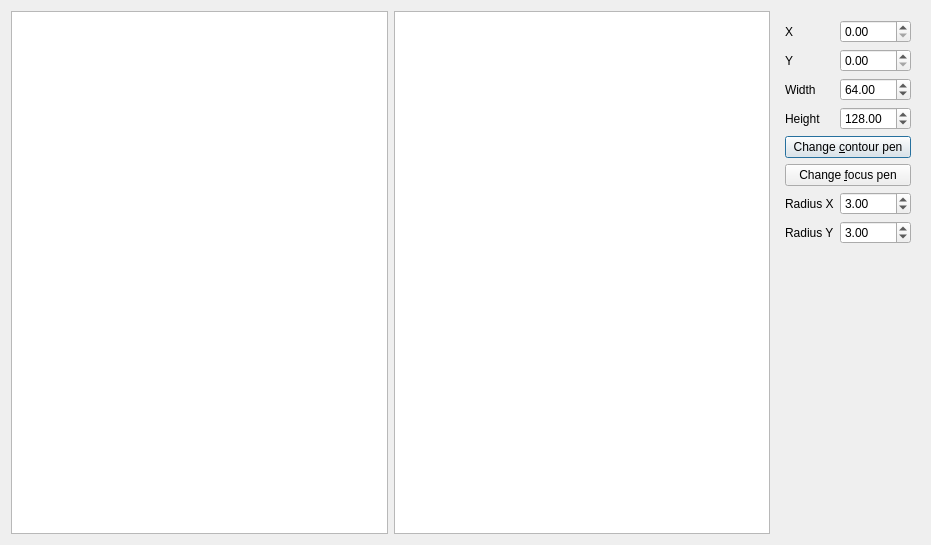
This is Tools/ToolTestQtRoundedRectItem/qttestqtroundedrectitemmodifydialog.ui in richelbilderbeek/ProjectRichelBilderbeek as Qt 5 draws it before an edit. The edited form follows.
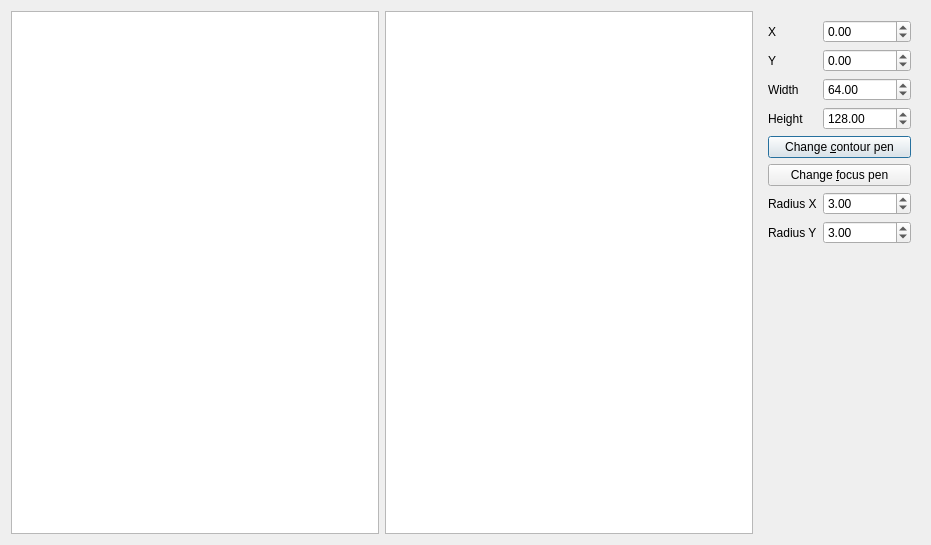
This is the edited form. Icons and pictures are not drawn.

```diff
--- a/Tools/ToolTestQtRoundedRectItem/qttestqtroundedrectitemmodifydialog.ui
+++ b/Tools/ToolTestQtRoundedRectItem/qttestqtroundedrectitemmodifydialog.ui
@@ -111,10 +111,24 @@
        </widget>
       </item>
       <item row="0" column="1">
-       <widget class="QDoubleSpinBox" name="box_x"/>
+       <widget class="QDoubleSpinBox" name="box_x">
+        <property name="minimum">
+         <double>-999999999.000000000000000</double>
+        </property>
+        <property name="maximum">
+         <double>999999999.000000000000000</double>
+        </property>
+       </widget>
       </item>
       <item row="1" column="1">
-       <widget class="QDoubleSpinBox" name="box_y"/>
+       <widget class="QDoubleSpinBox" name="box_y">
+        <property name="minimum">
+         <double>-999999999.000000000000000</double>
+        </property>
+        <property name="maximum">
+         <double>999999999.000000000000000</double>
+        </property>
+       </widget>
       </item>
       <item row="2" column="1">
        <widget class="QDoubleSpinBox" name="box_width">
```
